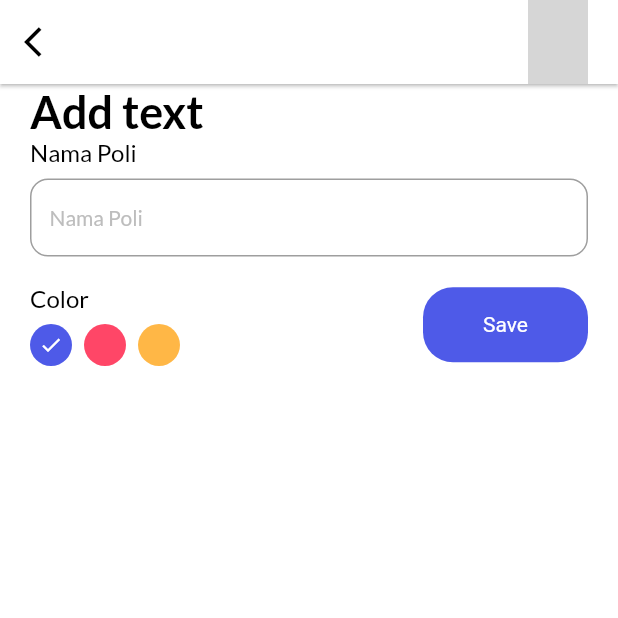
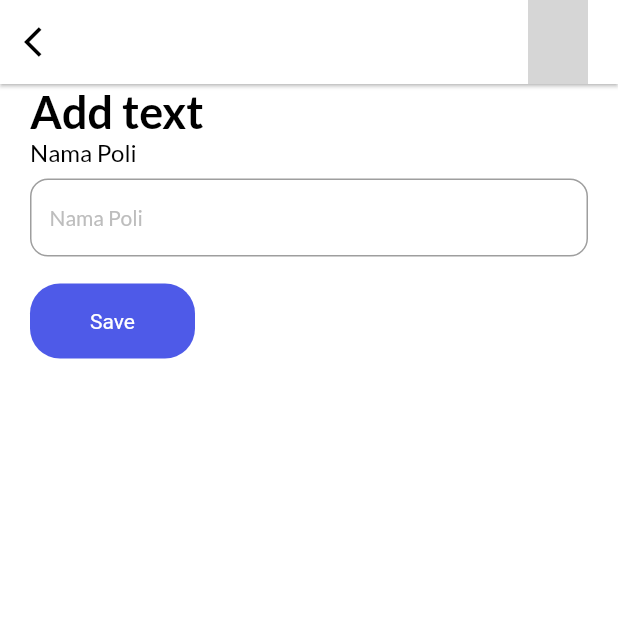
Before and after one commit to dddddeeeevvvaaor/076_MedCare, a Flutter app: the AddPoli screen opened directly, on a phone screen of 412 x 824 dp, the top half of it. Run offline on Flutter 3.47's test engine with Material 2 defaults, Android fonts, the phone set to English and light mode, and no system bars; our stand-ins replace cloud_firestore, date_picker_timeline, firebase_auth, firebase_core, flutter_local_notifications, flutter_staggered_animations and 5 more; accounts and stored records are empty; network calls fail; grey boxes are pictures that could not be loaded.

```diff
--- a/lib/controller/obat_controller.dart
+++ b/lib/controller/obat_controller.dart
@@ -39,7 +39,8 @@ class ObatController extends GetxController {
   Future<List<DocumentSnapshot>> getObat() async {
     final obat = await obatController.get();
     streamController.add(obat.docs);
-    obatList.value = obat.docs.map((doc) => ObatModel.fromMap(doc.data())).toList();
+    obatList.value =
+        obat.docs.map((doc) => ObatModel.fromMap(doc.data())).toList();
     return obat.docs;
   }
 
--- a/lib/main.dart
+++ b/lib/main.dart
@@ -4,7 +4,7 @@ import 'package:get/get_navigation/src/root/get_material_app.dart';
 import 'package:get_storage/get_storage.dart';
 import 'package:medcare/services/theme_services.dart';
 import 'package:medcare/theme.dart';
-import 'package:medcare/view/home_page.dart';
+import 'package:medcare/view/splash_screen.dart';
 
 Future<void> main() async {
   WidgetsFlutterBinding.ensureInitialized();
@@ -25,7 +25,7 @@ class MyApp extends StatelessWidget {
       theme: Themes.light,
       darkTheme: Themes.dark,
       themeMode: ThemeService().theme,
-      home:  HomePage(),
+      home:  SplashScreen(),
     );
   }
 }
--- a/lib/model/poli_model.dart
+++ b/lib/model/poli_model.dart
@@ -4,18 +4,15 @@ import 'dart:convert';
 class PoliModel {
   String? id;
   final String nama;
-  final int color;
   PoliModel({
     this.id,
     required this.nama,
-    required this.color,
   });
 
   Map<String, dynamic> toMap() {
     return <String, dynamic>{
       'id': id,
       'nama': nama,
-      'color': color,
     };
   }
 
@@ -23,7 +20,6 @@ class PoliModel {
     return PoliModel(
       id: map['id'] != null ? map['id'] as String : null,
       nama: map['nama'] as String,
-      color: map['color'] as int,
     );
   }
 
--- a/lib/view/add_poli.dart
+++ b/lib/view/add_poli.dart
@@ -4,6 +4,7 @@ import 'package:medcare/controller/poli_controller.dart';
 import 'package:medcare/model/poli_model.dart';
 import 'package:medcare/theme.dart';
 import 'package:medcare/view/home_page.dart';
+import 'package:medcare/view/poli.dart';
 import 'package:medcare/widgets/button.dart';
 
 class AddPoli extends StatefulWidget {
@@ -106,14 +107,12 @@ class _AddPoliState extends State<AddPoli> {
                   mainAxisAlignment: MainAxisAlignment.spaceBetween,
                   crossAxisAlignment: CrossAxisAlignment.center,
                   children: [
-                    _colorPallete(),
                     MyButton(
                       label: "Save",
                       onPressed: () {
                         if (_formKey.currentState!.validate()) {
                           PoliModel pm = PoliModel(
                             nama: nama!,
-                            color: color!,
                           );
 
                           poliController.addPoli(pm).then(
@@ -121,7 +120,7 @@ class _AddPoliState extends State<AddPoli> {
                               Navigator.push(
                                 context,
                                 MaterialPageRoute(
-                                  builder: (context) => const HomePage(),
+                                  builder: (context) => const Poli(),
                                 ),
                               );
                             },
@@ -136,51 +135,6 @@ class _AddPoliState extends State<AddPoli> {
           ),
         ),
       ),
-    );
-  }
-
-  _colorPallete() {
-    return Column(
-      crossAxisAlignment: CrossAxisAlignment.start,
-      children: [
-        Text(
-          "Color",
-          style: titleStyle,
-        ),
-        const SizedBox(
-          height: 8.0,
-        ),
-        Wrap(
-          children: List<Widget>.generate(3, (int index) {
-            return GestureDetector(
-              onTap: () {
-                setState(() {
-                  color = index;
-                });
-              },
-              child: Padding(
-                padding: const EdgeInsets.only(right: 8.0),
-                child: CircleAvatar(
-                  radius: 14,
-                  backgroundColor: index == 0
-                      ? primaryClr
-                      : index == 1
-                          ? pinkClr
-                          : yellowClr,
-                  // ignore: unrelated_type_equality_checks
-                  child: color == index
-                      ? const Icon(
-                          Icons.done,
-                          color: Colors.white,
-                          size: 16,
-                        )
-                      : Container(),
-                ),
-              ),
-            );
-          }),
-        )
-      ],
     );
   }
 
```
Also changed, not shown: lib/view/home_page.dart (+4 -12 lines).
